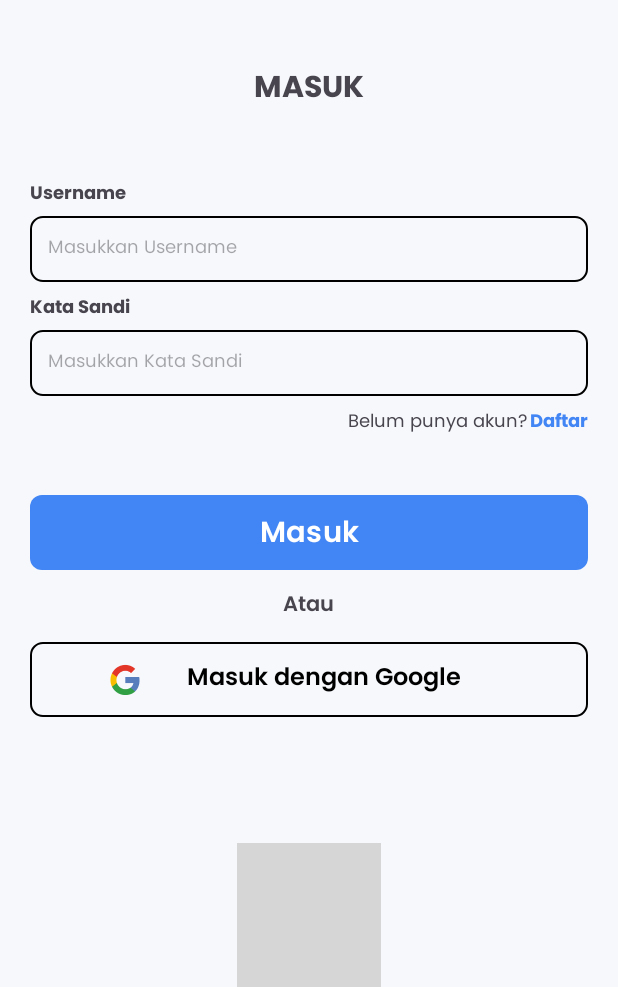
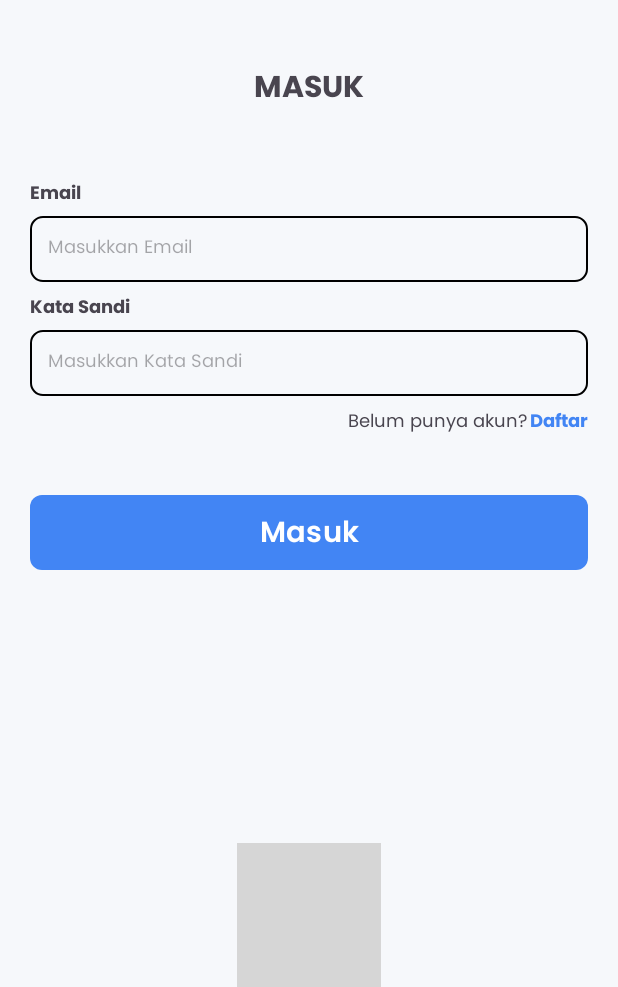
Before and after one commit to gilangrizkiputra/Comfortable-Cleaning, an Android app: the LoginActivity screen opened directly, with no data from a screen before it, on a phone screen of 412 x 824 dp, the part 249-1236 px from its top. Run offline under Robolectric (Android 15) with nearby library versions, the phone set to English and light mode, and no system bars; our stand-ins replace Firebase (no records; nobody signed in at launch, a user with empty details on screens opened directly); grey boxes are pictures that could not be loaded.

Commit message:
update fitur login authentification

```diff
--- a/app/build.gradle.kts
+++ b/app/build.gradle.kts
@@ -10,7 +10,7 @@ android {
 
     defaultConfig {
         applicationId = "com.example.comfortablecleaning_copy"
-        minSdk = 21
+        minSdk = 23
         targetSdk = 34
         versionCode = 1
         versionName = "1.0"
@@ -51,6 +51,8 @@ dependencies {
     implementation(libs.androidx.navigation.fragment.ktx)
     implementation(libs.androidx.navigation.ui.ktx)
     implementation(libs.firebase.database)
+    implementation(libs.firebase.auth.ktx)
+    implementation(libs.firebase.auth)
     testImplementation(libs.junit)
     androidTestImplementation(libs.androidx.junit)
     androidTestImplementation(libs.androidx.espresso.core)
--- a/app/src/main/res/layout/activity_login.xml
+++ b/app/src/main/res/layout/activity_login.xml
@@ -28,32 +28,32 @@
         android:textSize="20sp"/>
 
     <TextView
-        android:id="@+id/tv_username"
+        android:id="@+id/tv_email"
         android:layout_width="wrap_content"
         android:layout_height="wrap_content"
         android:layout_below="@+id/tv_title"
         android:layout_marginTop="42dp"
         android:fontFamily="@font/poppins_bold"
-        android:text="Username"
+        android:text="Email"
         android:textSize="12sp" />
 
     <EditText
-        android:id="@+id/edt_username"
+        android:id="@+id/edt_email"
         style="@style/EditTextGeneral.SecondaryVariant"
-        android:layout_below="@+id/tv_username"
+        android:layout_below="@+id/tv_email"
         android:layout_marginTop="4dp"
         android:background="@drawable/custom_edt_radius_bg"
         android:fontFamily="@font/poppins_bold"
-        android:hint="Masukkan Username"
+        android:hint="Masukkan Email"
         android:padding="12dp"
         android:textSize="12sp"
-        android:inputType="text"/>
+        android:inputType="textEmailAddress"/>
 
     <TextView
         android:id="@+id/tv_password"
         android:layout_width="wrap_content"
         android:layout_height="wrap_content"
-        android:layout_below="@+id/edt_username"
+        android:layout_below="@+id/edt_email"
         android:layout_marginTop="7dp"
         android:fontFamily="@font/poppins_bold"
         android:text="Kata Sandi"
@@ -109,33 +109,6 @@
         android:text="Masuk"
         android:textSize="19sp"/>
 
-    <TextView
-        android:id="@+id/tv_atau"
-        android:layout_width="wrap_content"
-        android:layout_height="wrap_content"
-        android:layout_below="@+id/btn_masuk"
-        android:layout_marginTop="12dp"
-        android:layout_centerHorizontal="true"
-        android:fontFamily="@font/poppins_semi_bold"
-        android:text="Atau"
-        android:textSize="14sp" />
-
-    <androidx.appcompat.widget.AppCompatButton
-        android:id="@+id/btn_google"
-        style="@style/ButtonGeneral.SecondaryVariant"
-        android:layout_height="50dp"
-        android:layout_below="@+id/tv_atau"
-        android:layout_marginTop="12dp"
-        android:background="@drawable/custom_edt_radius_bg"
-        android:drawableLeft="@drawable/ic_google"
-        android:paddingStart="53dp"
-        android:paddingEnd="53dp"
-        android:text="Masuk dengan Google"
-        android:fontFamily="@font/poppins_semi_bold"
-        android:textSize="16sp"
-        android:textAllCaps="false"
-        android:elevation="0dp" />
-
     <ImageView
         android:layout_width="wrap_content"
         android:layout_height="wrap_content"
--- a/gradle/libs.versions.toml
+++ b/gradle/libs.versions.toml
@@ -13,6 +13,8 @@ navigationFragmentKtx = "2.7.7"
 navigationUiKtx = "2.7.7"
 googleGmsGoogleServices = "4.4.1"
 firebaseDatabase = "21.0.0"
+firebaseAuthKtx = "23.0.0"
+firebaseAuth = "23.0.0"
 
 [libraries]
 androidx-core-ktx = { group = "androidx.core", name = "core-ktx", version.ref = "coreKtx" }
@@ -26,6 +28,8 @@ androidx-constraintlayout = { group = "androidx.constraintlayout", name = "const
 androidx-navigation-fragment-ktx = { group = "androidx.navigation", name = "navigation-fragment-ktx", version.ref = "navigationFragmentKtx" }
 androidx-navigation-ui-ktx = { group = "androidx.navigation", name = "navigation-ui-ktx", version.ref = "navigationUiKtx" }
 firebase-database = { group = "com.google.firebase", name = "firebase-database", version.ref = "firebaseDatabase" }
+firebase-auth-ktx = { group = "com.google.firebase", name = "firebase-auth-ktx", version.ref = "firebaseAuthKtx" }
+firebase-auth = { group = "com.google.firebase", name = "firebase-auth", version.ref = "firebaseAuth" }
 
 [plugins]
 android-application = { id = "com.android.application", version.ref = "agp" }
```
Also changed, not shown: app/src/main/java/com/example/comfortablecleaning_copy/ui/Login/LoginActivity.kt (+35 -36 lines), app/src/main/java/com/example/comfortablecleaning_copy/ui/Register/RegisterActivity.kt (+43 -17 lines).
